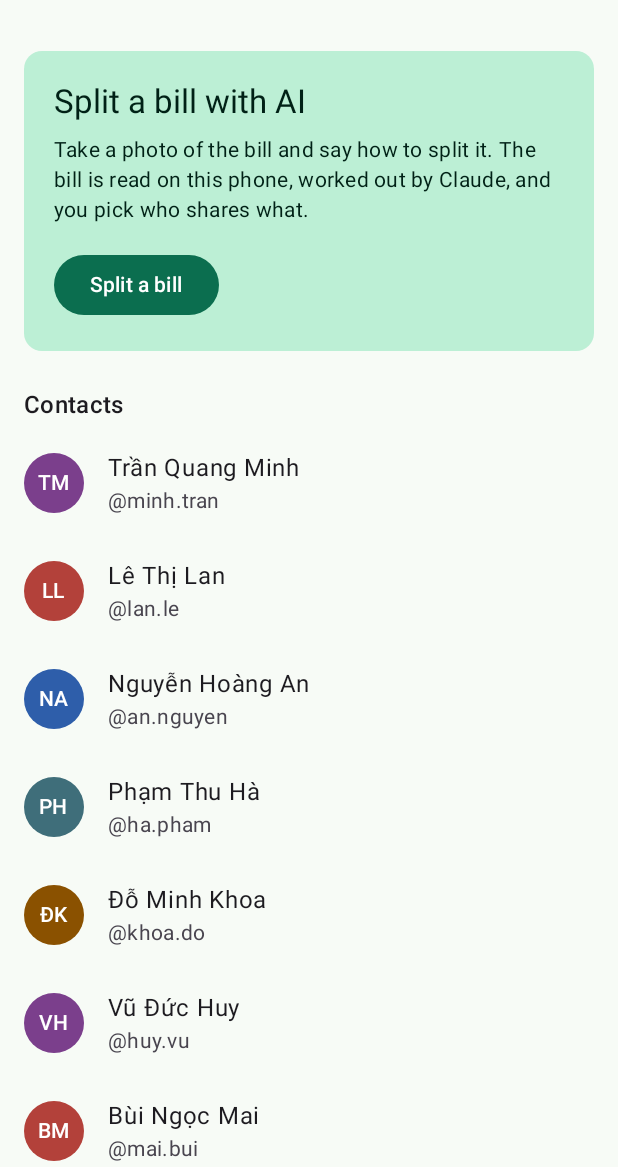
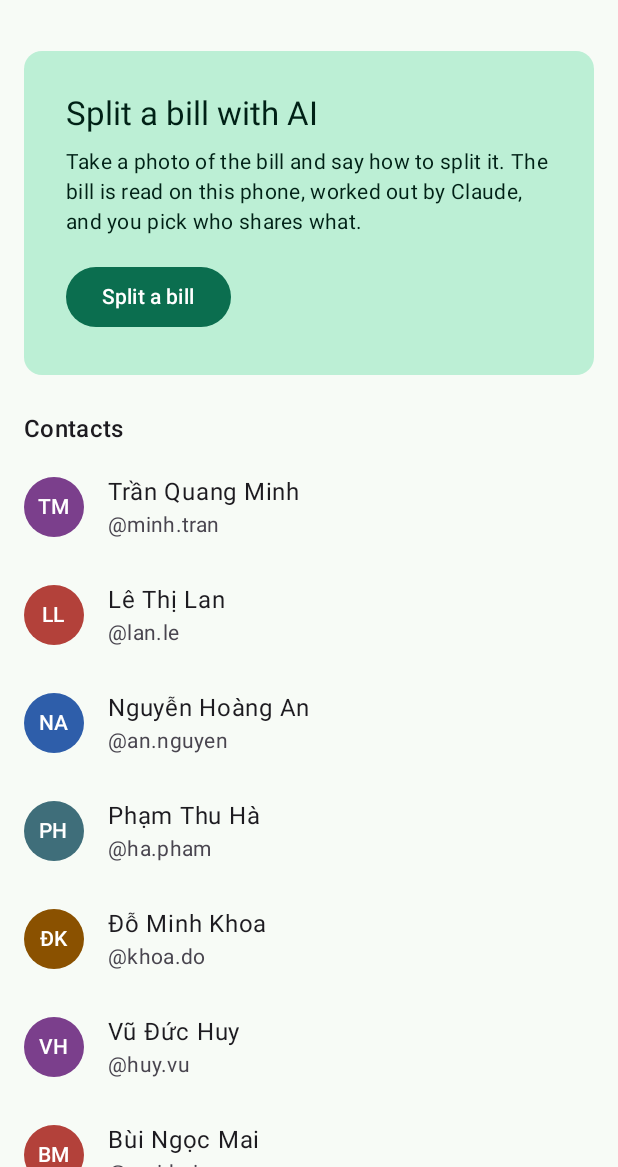
Before and after one commit to dantech0xff/split-bill-poc, an Android app built with Jetpack Compose: the screen it shows after launch (MainActivity), on a phone screen of 412 x 824 dp, the part 69-1236 px from its top. Run offline under Robolectric (Android 15) with nearby library versions, the phone set to English and light mode, and no system bars; our stand-ins replace Navigation 3; libraries missing offline, so code that uses them is left out: com.google.mlkit.vision; pictures from the network do not load; 1 statement that could not run was skipped.

Commit message:
test: change a padding on purpose to prove the screenshot check fails
Throwaway branch. The reference images are left alone, so the checks must fail on the home screen.

```diff
--- a/app/src/main/java/com/dantech/splitvibe/ui/home/HomeScreen.kt
+++ b/app/src/main/java/com/dantech/splitvibe/ui/home/HomeScreen.kt
@@ -73,7 +73,7 @@ private fun SplitBillCard(onSplitBill: () -> Unit, modifier: Modifier = Modifier
         modifier = modifier.fillMaxWidth(),
         colors = CardDefaults.cardColors(containerColor = MaterialTheme.colorScheme.primaryContainer),
     ) {
-        Column(modifier = Modifier.padding(20.dp)) {
+        Column(modifier = Modifier.padding(28.dp)) {
             Text("Split a bill with AI", style = MaterialTheme.typography.titleLarge)
             Spacer(Modifier.height(8.dp))
             Text(
```
